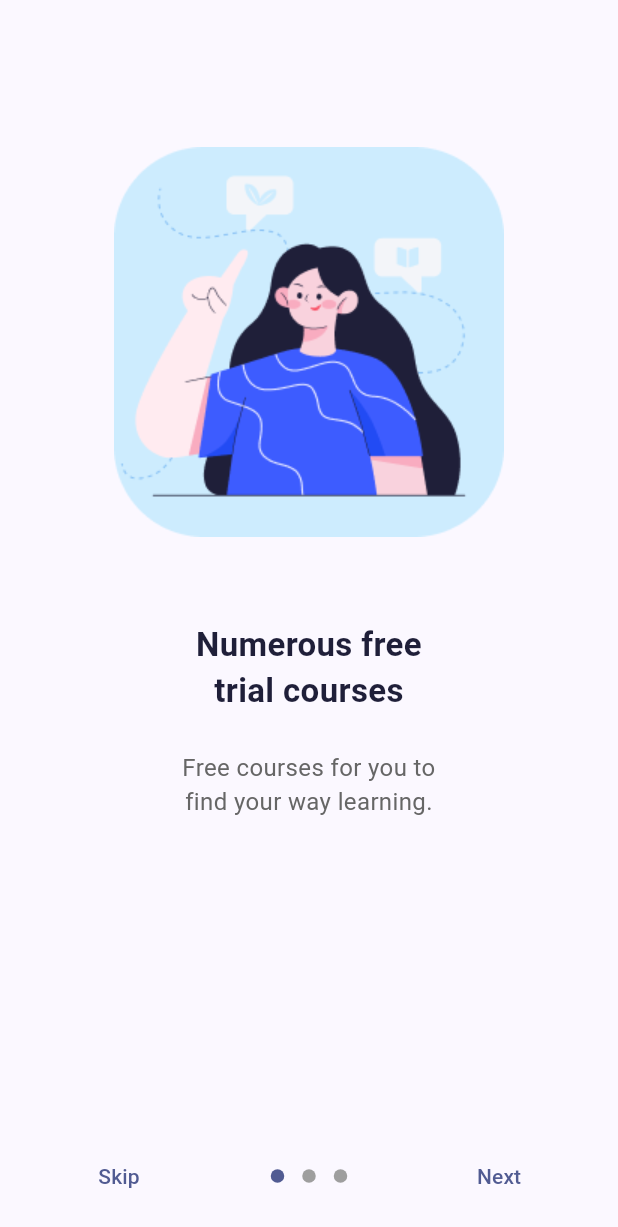
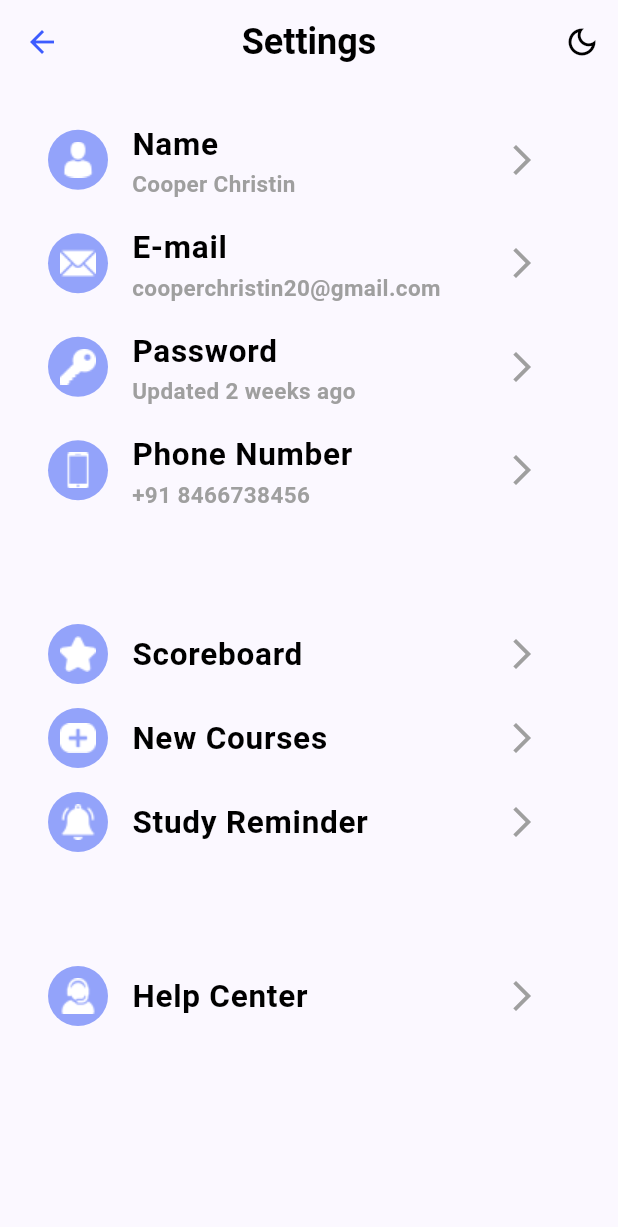
Before and after one commit to DivyaSakariya/hackathon_pr, a Flutter app: the screen it shows after launch, on a phone screen of 412 x 824 dp. Shown: the top 1227 px of the screen. Run offline on Flutter 3.47's test engine with Material 2 defaults, Android fonts, the light colour scheme and no system bars; drawn by our look-alikes of introduction_screen.

Commit message:
DS | 22/11/2023 05:22 # Added 3 screens of Child

```diff
--- a/lib/main.dart
+++ b/lib/main.dart
@@ -1,7 +1,9 @@
 import 'package:flutter/material.dart';
 import 'package:hackathon_pr/utils/routes_util.dart';
-import 'package:hackathon_pr/views/screens/home_page.dart';
+import 'package:hackathon_pr/views/screens/child_detail_page.dart';
+import 'package:hackathon_pr/views/screens/child_progress_report_page.dart';
 import 'package:hackathon_pr/views/screens/intro_screen.dart';
+import 'package:hackathon_pr/views/screens/settings_page.dart';
 
 void main() {
   runApp(
@@ -16,10 +18,16 @@ class MyApp extends StatelessWidget {
   Widget build(BuildContext context) {
     return MaterialApp(
       theme: ThemeData(
-          useMaterial3: true, colorSchemeSeed: const Color(0xff3D5CFF)),
+        useMaterial3: true,
+        colorSchemeSeed: const Color(0xff3D5CFF),
+      ),
+      initialRoute: MyRoutes.settingsPage,
       routes: {
         MyRoutes.introScreen: (context) => const IntroScreen(),
-        MyRoutes.homePage: (context) => const HomePage(),
+        MyRoutes.childDetailPage: (context) => const ChildDetailPage(),
+        MyRoutes.childProgressReportPage: (context) =>
+            const ChildProgressReportPage(),
+        MyRoutes.settingsPage: (context) => const SettingsPage(),
       },
     );
   }
--- /dev/null
+++ b/lib/utils/colors.dart
@@ -0,0 +1,11 @@
+import 'dart:ui';
+
+class MyColors {
+  static Color appTitle = const Color(0xff1F1F39);
+  static Color smallText = const Color(0xff666666);
+  static Color btnColor = const Color(0xff3D5CFF);
+  static Color btnBorderColor = const Color(0xffB8B8D2);
+  static Color dark = const Color(0xff000000);
+  static Color grey = const Color(0xff9F9F9F);
+  static Color iconBg = const Color(0xff93A3FA);
+}
--- a/lib/utils/image_util.dart
+++ b/lib/utils/image_util.dart
@@ -4,4 +4,14 @@ class ImageUtil {
   static String intro1 = 'intro1.png';
   static String intro2 = 'intro2.png';
   static String intro3 = 'intro3.png';
+
+  static String btnEllipse = 'ellipse.png';
+  static String btnEmail = 'email.png';
+  static String btnAdd = 'add.png';
+  static String btnBProfile = 'b_profile.png';
+  static String btnBell = 'bell.png';
+  static String btnGProfile = 'g_profile.png';
+  static String btnKey = 'key.png';
+  static String btnPhone = 'phone.png';
+  static String btnStar = 'star.png';
 }
--- a/lib/utils/routes_util.dart
+++ b/lib/utils/routes_util.dart
@@ -1,4 +1,6 @@
 class MyRoutes {
   static String introScreen = '/';
-  static String homePage = 'homePage';
+  static String childDetailPage = 'childDetailPage';
+  static String childProgressReportPage = 'childProgressReportPage';
+  static String settingsPage = 'settingsPage';
 }
--- a/lib/views/screens/intro_screen.dart
+++ b/lib/views/screens/intro_screen.dart
@@ -69,7 +69,7 @@ class IntroScreen extends StatelessWidget {
           next: const Text("Next"),
           done: TextButton(
             onPressed: () {
-              Navigator.of(context).pushNamed(MyRoutes.homePage);
+              Navigator.of(context).pushNamed(MyRoutes.childDetailPage);
             },
             child: const Text("Done"),
           ),
@@ -79,7 +79,7 @@ class IntroScreen extends StatelessWidget {
           showSkipButton: true,
           skip: const Text("Skip"),
           onDone: () {
-            Navigator.of(context).pushNamed(MyRoutes.homePage);
+            Navigator.of(context).pushNamed(MyRoutes.childDetailPage);
           },
         ),
       ),
--- /dev/null
+++ b/lib/views/screens/settings_page.dart
@@ -0,0 +1,274 @@
+import 'package:flutter/material.dart';
+import 'package:hackathon_pr/utils/image_util.dart';
+
+import '../../utils/colors.dart';
+
+class SettingsPage extends StatelessWidget {
+  const SettingsPage({super.key});
+
+  @override
+  Widget build(BuildContext context) {
+    return Scaffold(
+      appBar: AppBar(
+        centerTitle: true,
+        title: Text(
+          "Settings",
+          style: TextStyle(
+            fontSize: 24,
+            fontWeight: FontWeight.bold,
+            color: MyColors.dark,
+          ),
+        ),
+        elevation: 0,
+        leading: IconButton(
+          onPressed: () {
+            Navigator.of(context).pop();
+          },
+          icon: Icon(
+            Icons.arrow_back,
+            color: MyColors.btnColor,
+            weight: 1,
+          ),
+        ),
+        actions: [
+          IconButton(
+            onPressed: () {},
+            icon: Icon(
+              Icons.dark_mode_outlined,
+              color: MyColors.dark,
+            ),
+          ),
+        ],
+      ),
+      body: Padding(
+        padding: const EdgeInsets.all(16),
+        child: ListView(
+          children: [
+            ListTile(
+              leading: CircleAvatar(
+                backgroundColor: MyColors.iconBg,
+                child: Center(
+                  child: Image.asset(ImageUtil.imgPath + ImageUtil.btnBProfile),
+                ),
+              ),
+              title: Text(
+                "Name",
+                style: TextStyle(
+                  fontSize: 21,
+                  fontWeight: FontWeight.bold,
+                  color: MyColors.dark,
+                ),
+              ),
+              subtitle: Text(
+                "Cooper Christin",
+                style: TextStyle(
+                  fontSize: 15,
+                  fontWeight: FontWeight.bold,
+                  color: MyColors.grey,
+                ),
+              ),
+              trailing: IconButton(
+                onPressed: () {},
+                icon: Icon(
+                  Icons.arrow_forward_ios,
+                  color: MyColors.grey,
+                ),
+              ),
+            ),
+            ListTile(
+              leading: CircleAvatar(
+                backgroundColor: MyColors.iconBg,
+                child: Center(
+                  child: Image.asset(ImageUtil.imgPath + ImageUtil.btnEmail),
+                ),
+              ),
+              title: Text(
+                "E-mail",
+                style: TextStyle(
+                  fontSize: 21,
+                  fontWeight: FontWeight.bold,
+                  color: MyColors.dark,
+                ),
+              ),
+              subtitle: Text(
+                "cooperchristin20@gmail.com",
+                style: TextStyle(
+                  fontSize: 15,
+                  fontWeight: FontWeight.bold,
+                  color: MyColors.grey,
+                ),
+              ),
+              trailing: IconButton(
+                onPressed: () {},
+                icon: Icon(
+                  Icons.arrow_forward_ios,
+                  color: MyColors.grey,
+                ),
+              ),
+            ),
+            ListTile(
+              leading: CircleAvatar(
+                backgroundColor: MyColors.iconBg,
+                child: Center(
+                  child: Image.asset(ImageUtil.imgPath + ImageUtil.btnKey),
+                ),
+              ),
+              title: Text(
+                "Password",
+                style: TextStyle(
+                  fontSize: 21,
+                  fontWeight: FontWeight.bold,
+                  color: MyColors.dark,
+                ),
+              ),
+              subtitle: Text(
+                "Updated 2 weeks ago",
+                style: TextStyle(
+                  fontSize: 15,
+                  fontWeight: FontWeight.bold,
+                  color: MyColors.grey,
+                ),
+              ),
+              trailing: IconButton(
+                onPressed: () {},
+                icon: Icon(
+                  Icons.arrow_forward_ios,
+                  color: MyColors.grey,
+                ),
+              ),
+            ),
+            ListTile(
+              leading: CircleAvatar(
+                backgroundColor: MyColors.iconBg,
+                child: Center(
+                  child: Image.asset(ImageUtil.imgPath + ImageUtil.btnPhone),
+                ),
+              ),
+              title: Text(
+                "Phone Number",
+                style: TextStyle(
+                  fontSize: 21,
+                  fontWeight: FontWeight.bold,
+                  color: MyColors.dark,
+                ),
+              ),
+              subtitle: Text(
+                "+91 8466738456",
+                style: TextStyle(
+                  fontSize: 15,
+                  fontWeight: FontWeight.bold,
+                  color: MyColors.grey,
+                ),
+              ),
+              trailing: IconButton(
+                onPressed: () {},
+                icon: Icon(
+                  Icons.arrow_forward_ios,
+                  color: MyColors.grey,
+                ),
+              ),
+            ),
+            const SizedBox(
+              height: 60,
+            ),
+            ListTile(
+              leading: CircleAvatar(
+                backgroundColor: MyColors.iconBg,
+                child: Center(
+                  child: Image.asset(ImageUtil.imgPath + ImageUtil.btnStar),
+                ),
+              ),
+              title: Text(
+                "Scoreboard",
+                style: TextStyle(
+                  fontSize: 21,
+                  fontWeight: FontWeight.bold,
+                  color: MyColors.dark,
+                ),
+              ),
+              trailing: IconButton(
+                onPressed: () {},
+                icon: Icon(
+                  Icons.arrow_forward_ios,
+                  color: MyColors.grey,
+                ),
+              ),
+            ),
+            ListTile(
+              leading: CircleAvatar(
+                backgroundColor: MyColors.iconBg,
+                child: Center(
+                  child: Image.asset(ImageUtil.imgPath + ImageUtil.btnAdd),
+                ),
+              ),
+              title: Text(
+                "New Courses",
+                style: TextStyle(
+                  fontSize: 21,
+                  fontWeight: FontWeight.bold,
+                  color: MyColors.dark,
+                ),
+              ),
+              trailing: IconButton(
+                onPressed: () {},
+                icon: Icon(
+                  Icons.arrow_forward_ios,
+                  color: MyColors.grey,
+                ),
+              ),
+            ),
+            ListTile(
+              leading: CircleAvatar(
+                backgroundColor: MyColors.iconBg,
+                child: Center(
+                  child: Image.asset(ImageUtil.imgPath + ImageUtil.btnBell),
+                ),
+              ),
+              title: Text(
+                "Study Reminder",
+                style: TextStyle(
+                  fontSize: 21,
+                  fontWeight: FontWeight.bold,
+                  color: MyColors.dark,
+                ),
+              ),
+              trailing: IconButton(
+                onPressed: () {},
+                icon: Icon(
+                  Icons.arrow_forward_ios,
+                  color: MyColors.grey,
+                ),
+              ),
+            ),
+            const SizedBox(
+              height: 60,
+            ),
+            ListTile(
+              leading: CircleAvatar(
+                backgroundColor: MyColors.iconBg,
+                child: Center(
+                  child: Image.asset(ImageUtil.imgPath + ImageUtil.btnGProfile),
+                ),
+              ),
+              title: Text(
+                "Help Center",
+                style: TextStyle(
+                  fontSize: 21,
+                  fontWeight: FontWeight.bold,
+                  color: MyColors.dark,
+                ),
+              ),
+              trailing: IconButton(
+                onPressed: () {},
+                icon: Icon(
+                  Icons.arrow_forward_ios,
+                  color: MyColors.grey,
+                ),
+              ),
+            ),
+          ],
+        ),
+      ),
+    );
+  }
+}
```
Also changed, not shown: lib/utils/textstyle.dart (added, +16 -0 lines), lib/views/screens/child_detail_page.dart (added, +251 -0 lines), lib/views/screens/child_progress_report_page.dart (added, +118 -0 lines), lib/views/screens/home_page.dart (deleted, +0 -14 lines), assets/images/add.png (added), assets/images/b_profile.png (added), assets/images/bell.png (added), assets/images/ellipse.png (added), assets/images/email.png (added), assets/images/g_profile.png (added), assets/images/key.png (added), assets/images/phone.png (added), assets/images/star.png (added).
